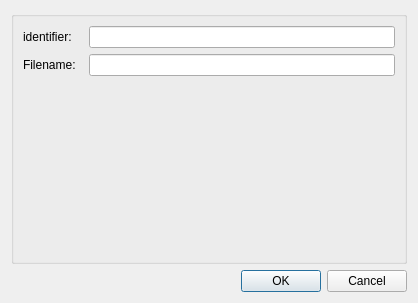
Old version of the form mapclientplugins/pointsourcestep/qt/configuredialog.ui in the repository mapclient-plugins/pointsourcestep.
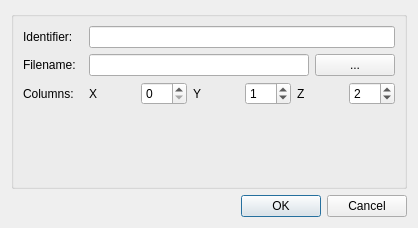
New version of the form.

Commit message: added README, configurable columns to read, tidied up config dialog

```diff
--- a/mapclientplugins/pointsourcestep/qt/configuredialog.ui
+++ b/mapclientplugins/pointsourcestep/qt/configuredialog.ui
@@ -7,7 +7,7 @@
     <x>0</x>
     <y>0</y>
     <width>418</width>
-    <height>303</height>
+    <height>228</height>
    </rect>
   </property>
   <property name="windowTitle">
@@ -23,7 +23,7 @@
       <item row="0" column="0">
        <widget class="QLabel" name="label0">
         <property name="text">
-         <string>identifier:  </string>
+         <string>Identifier:  </string>
         </property>
        </widget>
       </item>
@@ -39,7 +39,67 @@
        </widget>
       </item>
       <item row="1" column="1">
-       <widget class="QLineEdit" name="lineEdit1"/>
+       <layout class="QHBoxLayout" name="horizontalLayout">
+        <item>
+         <widget class="QLineEdit" name="fileLocLineEdit"/>
+        </item>
+        <item>
+         <widget class="QPushButton" name="fileLocButton">
+          <property name="text">
+           <string>...</string>
+          </property>
+         </widget>
+        </item>
+       </layout>
+      </item>
+      <item row="2" column="0">
+       <widget class="QLabel" name="colLabel">
+        <property name="text">
+         <string>Columns:</string>
+        </property>
+       </widget>
+      </item>
+      <item row="2" column="1">
+       <layout class="QHBoxLayout" name="horizontalLayout_2">
+        <item>
+         <widget class="QLabel" name="colXLabel">
+          <property name="text">
+           <string>X</string>
+          </property>
+         </widget>
+        </item>
+        <item>
+         <widget class="QSpinBox" name="colXSpinBox"/>
+        </item>
+        <item>
+         <widget class="QLabel" name="colYLabel">
+          <property name="text">
+           <string>Y</string>
+          </property>
+         </widget>
+        </item>
+        <item>
+         <widget class="QSpinBox" name="colYSpinBox">
+          <property name="value">
+           <number>1</number>
+          </property>
+         </widget>
+        </item>
+        <item>
+         <widget class="QLabel" name="colZLabel">
+          <property name="text">
+           <string>Z</string>
+          </property>
+         </widget>
+        </item>
+        <item>
+         <widget class="QSpinBox" name="colZSpinBox">
+          <property name="value">
+           <number>2</number>
+          </property>
+         </widget>
+        </item>
+       </layout>
       </item>
      </layout>
     </widget>
```
Left out of the diff: 40 changed lines with no effect on the pictures. The commit also changes 5 other files.
